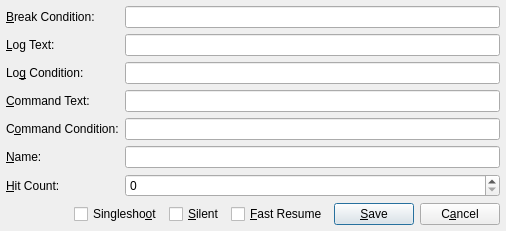
x64dbg/x64dbg, file src/gui/Src/Gui/EditBreakpointDialog.ui: the form before one commit.
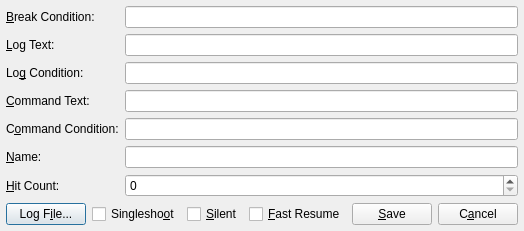
The form after the commit.

Commit message: Switch to the new breakpoint API in the GUI

Patch:
```diff
--- a/src/gui/Src/Gui/EditBreakpointDialog.ui
+++ b/src/gui/Src/Gui/EditBreakpointDialog.ui
@@ -184,6 +184,13 @@
    </item>
    <item>
     <layout class="QHBoxLayout" name="layoutSaveCancel">
+     <item>
+      <widget class="QPushButton" name="buttonLogFile">
+       <property name="text">
+        <string>Log F&amp;ile...</string>
+       </property>
+      </widget>
+     </item>
      <item>
       <spacer name="horizontalSpacer">
        <property name="orientation">
```
The commit also changes 6 other files.
